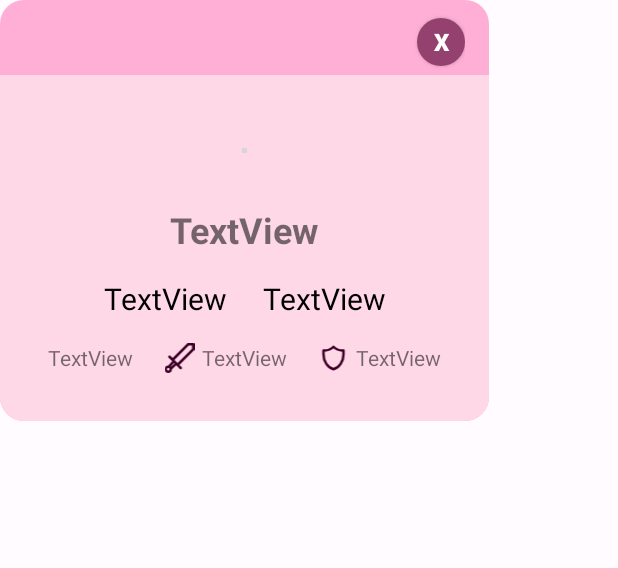
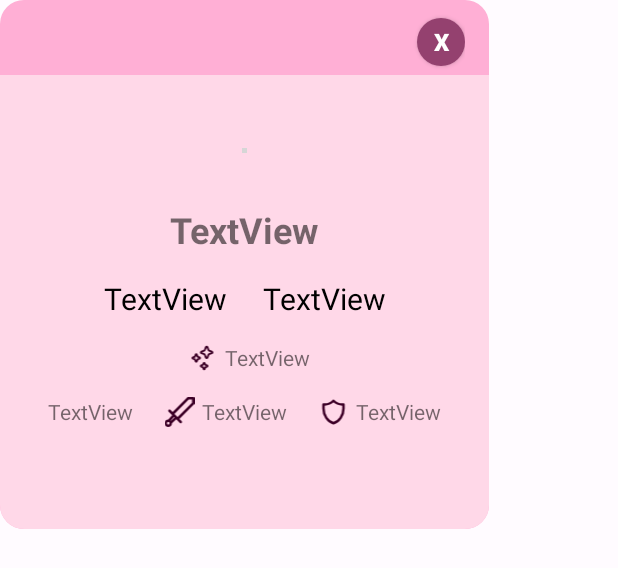
Before and after one commit to Ugueau/pokefight, an Android app: the layout fragment_popup_pokemon_detail.xml on its own in the app's theme, with its tools: preview values and no code run, on a phone screen of 412 x 824 dp. Shown: the top 568 px of the screen. Run offline under Robolectric (Android 15) with nearby library versions, the phone set to English and light mode, and no system bars; network calls fail; grey boxes are pictures that could not be loaded.

Commit message:
add rarity on detail popup

```diff
--- a/app/src/main/res/layout/fragment_popup_pokemon_detail.xml
+++ b/app/src/main/res/layout/fragment_popup_pokemon_detail.xml
@@ -48,9 +48,9 @@
         <TextView
             android:id="@+id/pokedex_detail_type1"
             android:layout_width="90dp"
-            android:gravity="center"
             android:layout_height="wrap_content"
             android:layout_marginEnd="8dp"
+            android:gravity="center"
             android:text="TextView"
             android:textColor="@android:color/black"
             android:textSize="20sp" />
@@ -58,22 +58,23 @@
         <TextView
             android:id="@+id/pokedex_detail_type2"
             android:layout_width="90dp"
-            android:gravity="center"
             android:layout_height="wrap_content"
             android:layout_marginStart="8dp"
+            android:gravity="center"
             android:text="TextView"
             android:textColor="@android:color/black"
             android:textSize="20sp" />
     </LinearLayout>
 
     <LinearLayout
+        android:id="@+id/linearLayout3"
         android:layout_width="match_parent"
         android:layout_height="wrap_content"
         android:layout_margin="16dp"
         android:gravity="center"
         android:orientation="horizontal"
+
         android:weightSum="8"
-
         app:layout_constraintBottom_toBottomOf="parent"
         app:layout_constraintEnd_toEndOf="parent"
         app:layout_constraintStart_toStartOf="parent"
@@ -99,8 +100,8 @@
                 android:id="@+id/sword_sprite"
                 android:layout_width="30dp"
                 android:layout_height="20dp"
-                android:src="@drawable/sword_svgrepo_com"
-                android:contentDescription="sword" />
+                android:contentDescription="sword"
+                android:src="@drawable/sword_svgrepo_com" />
 
             <TextView
                 android:id="@+id/pokedex_detail_attack"
@@ -143,4 +144,30 @@
         app:layout_constraintEnd_toEndOf="parent"
         app:layout_constraintTop_toTopOf="parent" />
 
+    <LinearLayout
+        android:layout_width="wrap_content"
+        android:layout_height="wrap_content"
+        android:layout_margin="16dp"
+        android:orientation="horizontal"
+        app:layout_constraintBottom_toTopOf="@+id/linearLayout3"
+        app:layout_constraintEnd_toEndOf="parent"
+        app:layout_constraintStart_toStartOf="parent"
+        app:layout_constraintTop_toBottomOf="@+id/pokemonElement">
+
+        <ImageView
+            android:id="@+id/team_star3"
+            android:layout_width="30dp"
+            android:layout_height="20dp"
+            android:layout_weight="1"
+            android:src="@drawable/star_svgrepo_com" />
+
+        <TextView
+            android:id="@+id/pokedex_rarity"
+            android:layout_width="wrap_content"
+            android:layout_height="wrap_content"
+            android:layout_weight="2"
+            android:gravity="center"
+            android:text="TextView" />
+    </LinearLayout>
+
 </androidx.constraintlayout.widget.ConstraintLayout>
```
